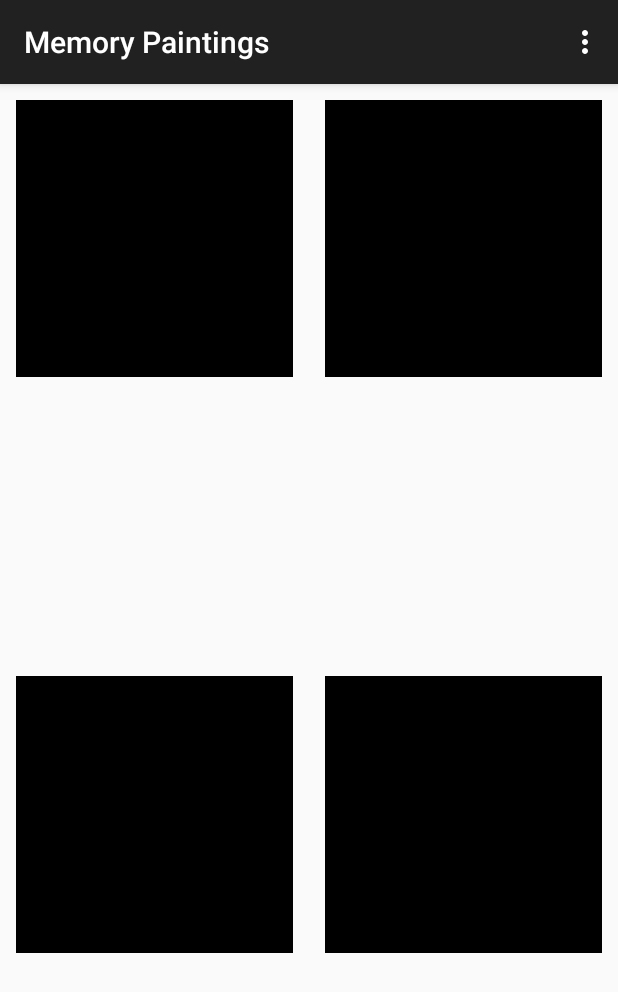
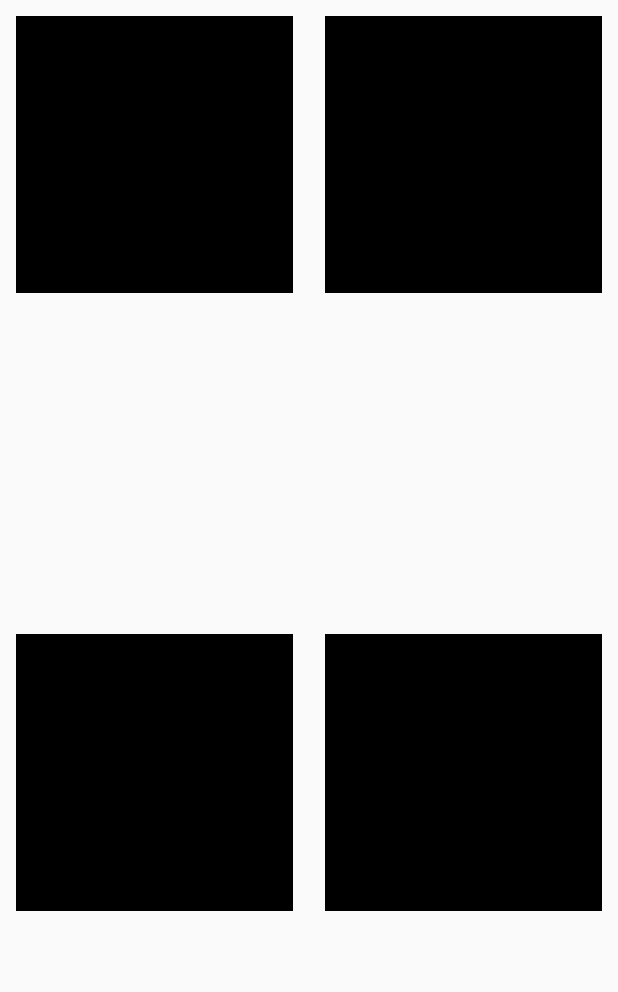
Before and after one commit to ioanpier/MemoryPaintings, an Android app: the screen it shows after launch (MainActivity), on a phone screen of 412 x 824 dp. Shown: the top 992 px of the screen. Run offline under Robolectric (Android 15) with nearby library versions, the phone set to English and light mode, and no system bars.

Commit message:
ActionBar was removed. Back Button restarts the game at the first level, or ends it if the player is at level 0. Added a Replay Level button.

```diff
--- a/app/src/main/res/layout/activity_main.xml
+++ b/app/src/main/res/layout/activity_main.xml
@@ -10,14 +10,34 @@
         android:layout_width="match_parent"
         android:layout_height="match_parent" />
 
-    <Button
+    <LinearLayout
         android:layout_width="wrap_content"
         android:layout_height="wrap_content"
-        android:text="Next Level!"
         android:layout_centerInParent="true"
-        android:id="@+id/nextLevelButton"
-        android:visibility="gone"
-        />
+        android:orientation="horizontal"
+        >
+
+
+        <Button
+            android:layout_width="wrap_content"
+            android:layout_height="wrap_content"
+            android:text="Replay Level!"
+            android:id="@+id/replayLevelButton"
+            android:visibility="gone"
+            />
+
+        <Button
+            android:layout_width="wrap_content"
+            android:layout_height="wrap_content"
+            android:text="Next Level!"
+            android:id="@+id/nextLevelButton"
+            android:visibility="gone"
+
+            />
+
+    </LinearLayout>
+
+
 
 
 </RelativeLayout>
--- a/app/src/main/res/values/styles.xml
+++ b/app/src/main/res/values/styles.xml
@@ -1,7 +1,7 @@
 <resources>
 
     <!-- Base application theme. -->
-    <style name="AppTheme" parent="Theme.AppCompat.Light.DarkActionBar">
+    <style name="AppTheme" parent="Theme.AppCompat.Light.NoActionBar">
         <!-- Customize your theme here. -->
     </style>
 
```
Also changed, not shown: app/src/main/java/gr/ioanpier/auth/users/memorypaintings/MainActivity.java (+32 -0 lines).
